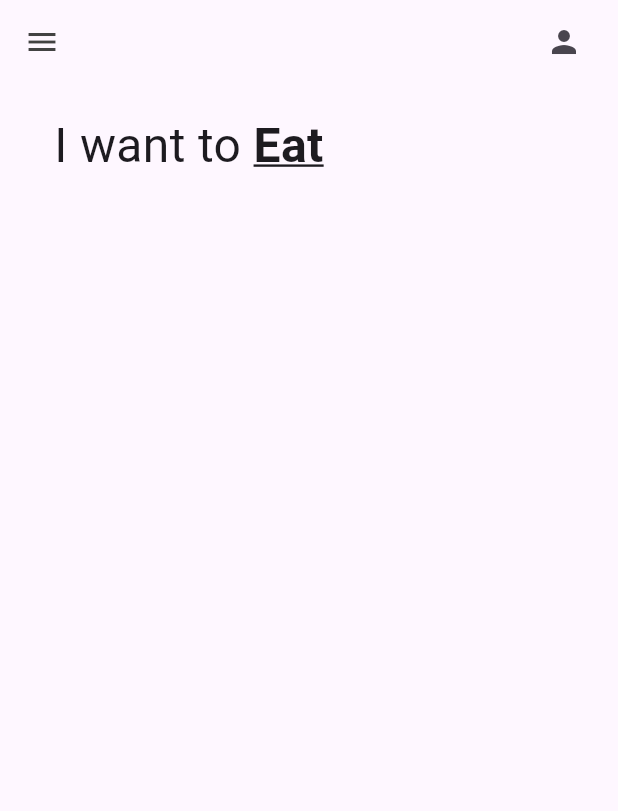
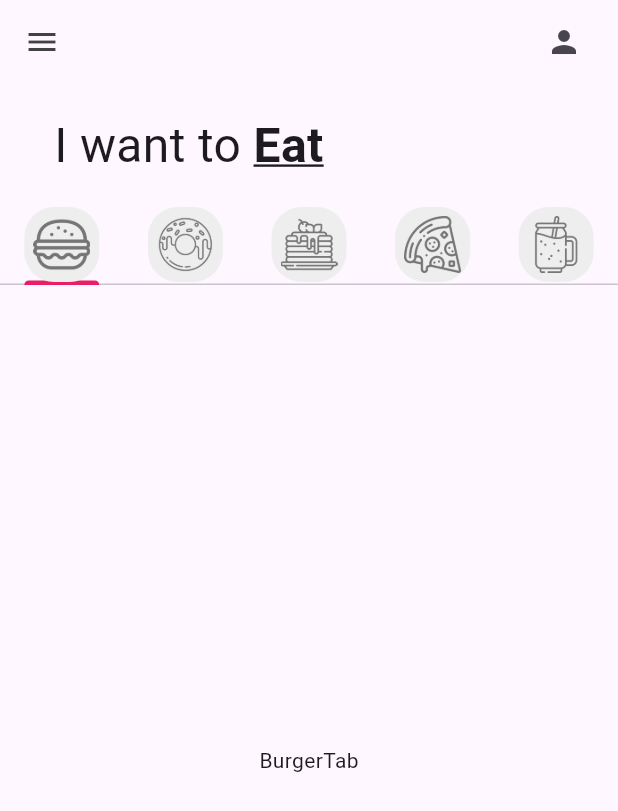
Before and after one commit to DavidFigV/donut_app_2a_figueroa, a Flutter app: the screen it shows after launch, on a phone screen of 412 x 824 dp. Shown: the top 811 px of the screen. Run offline on Flutter 3.47's test engine with Material 3 defaults, Android fonts, the phone set to English and light mode, and no system bars.

Commit message:
Starting TabBarView

```diff
--- a/lib/main.dart
+++ b/lib/main.dart
@@ -15,7 +15,7 @@
       debugShowCheckedModeBanner: false,
       title: 'Flutter Demo',
       theme: ThemeData(
-
+        tabBarTheme: const TabBarTheme(indicatorColor: Colors.pink),
         colorScheme: ColorScheme.fromSeed(seedColor: Colors.deepPurple),
         useMaterial3: true,
       ),
--- a/lib/pages/home_page.dart
+++ b/lib/pages/home_page.dart
@@ -1,3 +1,9 @@
+import 'package:donut_app_2a_figueroa/tabs/burguer_tab.dart';
+import 'package:donut_app_2a_figueroa/tabs/donut_tab.dart';
+import 'package:donut_app_2a_figueroa/tabs/pancakes_tab.dart';
+import 'package:donut_app_2a_figueroa/tabs/pizza_tab.dart';
+import 'package:donut_app_2a_figueroa/tabs/smoothie_tab.dart';
+import 'package:donut_app_2a_figueroa/utils/my_tab.dart';
 import 'package:flutter/material.dart';
 
 class HomePage extends StatefulWidget {
@@ -8,9 +14,24 @@
 }
 
 class _HomePageState extends State<HomePage> {
+  //Lista de Tabs
+  List<Widget> myTabs = [
+    //BurgerTab
+    MyTab(iconPath: "lib/icons/burger.png"),
+    //DonutTab
+    MyTab(iconPath: "lib/icons/donut.png"),
+    //PancakesTab
+    MyTab(iconPath: "lib/icons/pancakes.png"),
+    //PizzaTab
+    MyTab(iconPath: "lib/icons/pizza.png"),
+    //SmoothieTab
+    MyTab(iconPath: "lib/icons/smoothie.png"),
+  ];
   @override
   Widget build(BuildContext context) {
-    return Scaffold(
+    return DefaultTabController(
+      length: 5,
+      child: Scaffold(
         appBar: AppBar(
           backgroundColor: Colors.transparent,
           //Icono de la izquierda
@@ -49,13 +70,21 @@
                   )
                 ],
               ),
+            ),
+            //Tab bar
+            TabBar(tabs: myTabs),
+            //Tab bar view
+            Expanded(child: TabBarView(children: [
+              BurgerTab(),
+              DonutTab(),
+              PancakesTab(),
+              PizzaTab(),
+              SmoothieTab()
+            ])
             )
-          //Tab bar
-
-          //Tab bar view
-
             //Carrito
           ],
+        ),
       ),
     );
   }
--- /dev/null
+++ b/lib/tabs/burguer_tab.dart
@@ -0,0 +1,12 @@
+import 'package:flutter/material.dart';
+
+class BurgerTab extends StatelessWidget {
+  const BurgerTab({super.key});
+
+  @override
+  Widget build(BuildContext context) {
+    return const Center(
+      child: Text("BurgerTab"),
+    );
+  }
+}
--- /dev/null
+++ b/lib/utils/my_tab.dart
@@ -0,0 +1,23 @@
+import 'package:flutter/material.dart';
+
+class MyTab extends StatelessWidget {
+  final String iconPath;
+
+  const MyTab({super.key, required this.iconPath});
+
+  @override
+  Widget build(BuildContext context) {
+    return Tab(
+      height: 50,
+      child: Container(
+        padding: const EdgeInsets.all(6.0),
+        //Bordes redondeados
+        decoration: BoxDecoration(
+          borderRadius: BorderRadius.circular(20),
+          color: Colors.grey[200]
+        ),
+        child: Image.asset(iconPath, color: Colors.grey[600]),
+      ),
+    );
+  }
+}
--- a/pubspec.yaml
+++ b/pubspec.yaml
@@ -58,9 +58,9 @@
   uses-material-design: true
 
   # To add assets to your application, add an assets section, like this:
-assets:
-- lib/images/
-- lib/icons/
+  assets:
+    - lib/images/
+    - lib/icons/
 
   # An image asset can refer to one or more resolution-specific "variants", see
   # https://flutter.dev/to/resolution-aware-images
```
Also changed, not shown: lib/tabs/donut_tab.dart (added, +12 -0 lines), lib/tabs/pancakes_tab.dart (added, +12 -0 lines), lib/tabs/pizza_tab.dart (added, +12 -0 lines), lib/tabs/smoothie_tab.dart (added, +12 -0 lines). Lines whose indentation alone changed are shown as unchanged.
